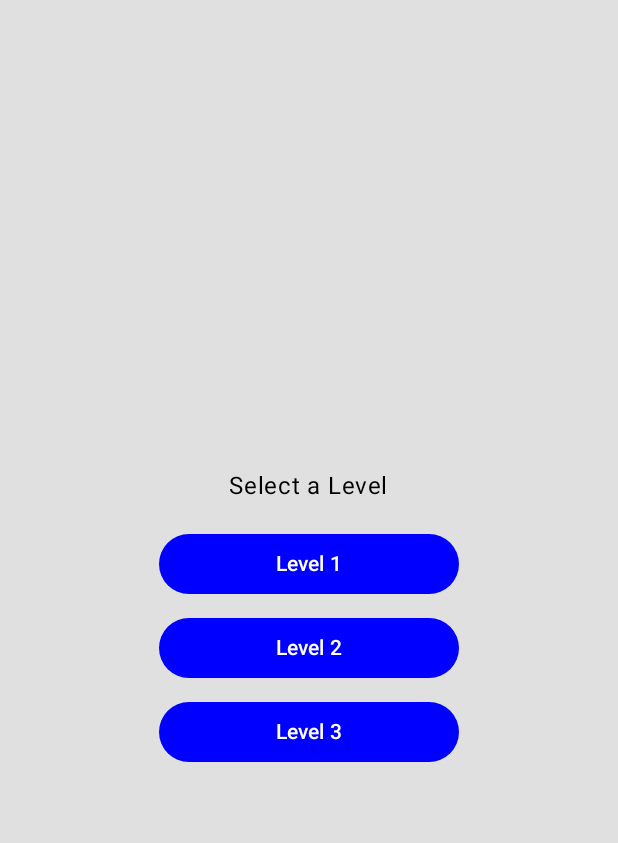
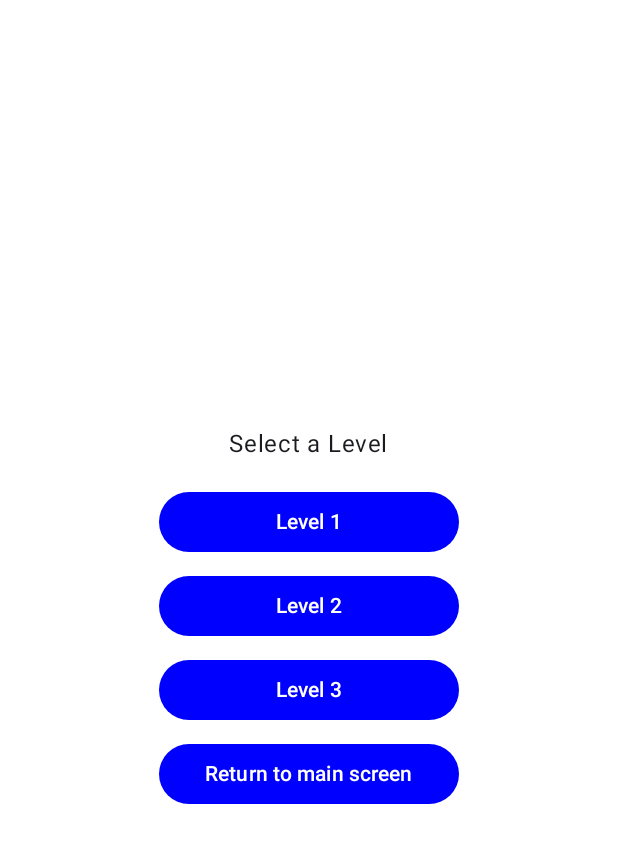
Before and after one commit to 1cgul/individualproj3, an Android app built with Jetpack Compose: the LevelSelectionScreen screen opened through its navigation route, on a phone screen of 412 x 824 dp. Shown: the top 843 px of the screen. Run offline under Robolectric (Android 15) with nearby library versions, the phone set to English and light mode, and no system bars.

Commit message:
matching level selection and matching game complete

```diff
--- a/app/src/main/java/com/example/individualproj3/LevelSelection.kt
+++ b/app/src/main/java/com/example/individualproj3/LevelSelection.kt
@@ -3,6 +3,8 @@ package com.example.individualproj3
 import androidx.compose.foundation.layout.*
 import androidx.compose.material3.Button
 import androidx.compose.material3.ButtonDefaults
+import androidx.compose.material3.Scaffold
+import androidx.compose.material3.Surface
 import androidx.compose.material3.Text
 import androidx.compose.runtime.Composable
 import androidx.compose.ui.Alignment
@@ -13,6 +15,9 @@ import androidx.navigation.NavController
 
 @Composable
 fun LevelSelectionScreen(navController: NavController) {
+    Surface (
+        color = Color(0xFFFFFFFF)
+    ){
         Column(
             modifier = Modifier
                 .fillMaxSize()
@@ -51,5 +56,16 @@ fun LevelSelectionScreen(navController: NavController) {
             ) {
                 Text("Level 3")
             }
+
+            Spacer(modifier = Modifier.height(8.dp))
+
+            Button(
+                onClick = { navController.navigate("main_screen") },
+                modifier = Modifier.width(200.dp),
+                colors = ButtonDefaults.buttonColors(containerColor = Color.Blue),
+            ) {
+                Text("Return to main screen")
             }
         }
+    }
+    }
```
Also changed, not shown: app/src/main/java/com/example/individualproj3/MatchingGameScreen.kt (+80 -12 lines). Lines whose indentation alone changed are shown as unchanged.
